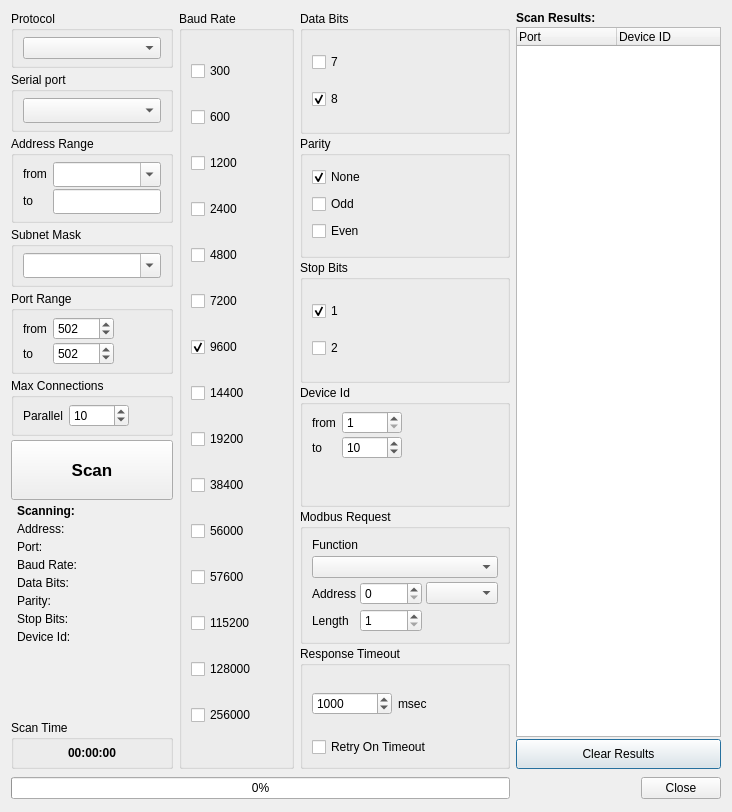
First picture: the form in src/dialogs/dialogmodbusscanner.ui, repository sanny32/OpenModScan, before the edit.
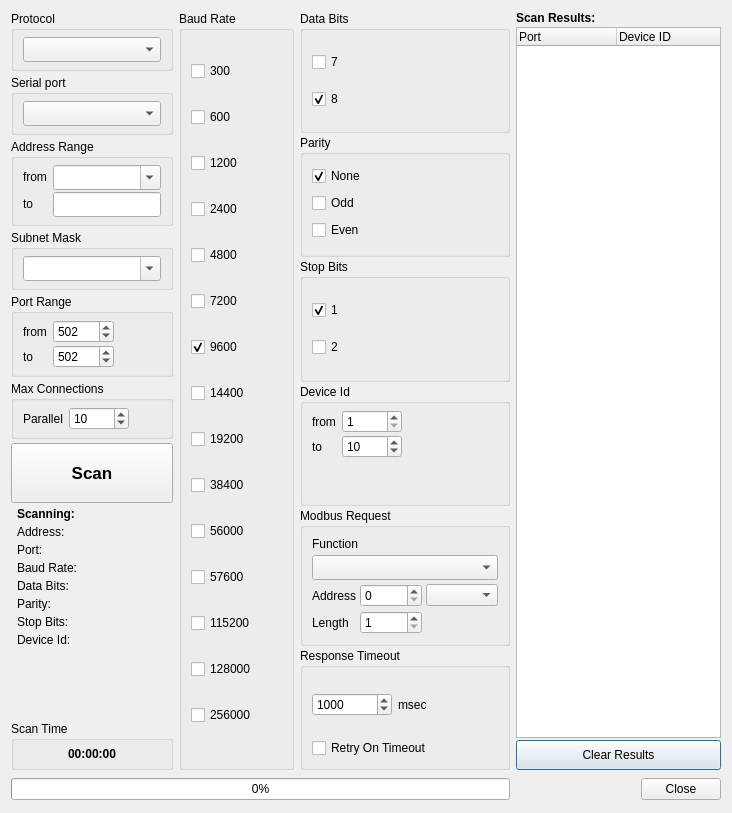
Second picture: the form after the edit. Icons and pictures are not drawn. Custom widgets are drawn as their Qt base class.

Commit message: Corrected some ui element sizes

```diff
--- a/src/dialogs/dialogmodbusscanner.ui
+++ b/src/dialogs/dialogmodbusscanner.ui
@@ -7,7 +7,7 @@
     <x>0</x>
     <y>0</y>
     <width>732</width>
-    <height>812</height>
+    <height>813</height>
    </rect>
   </property>
   <property name="windowTitle">
@@ -241,7 +241,14 @@
            </widget>
           </item>
           <item>
-           <widget class="FunctionCodeComboBox" name="comboBoxFunction"/>
+           <widget class="FunctionCodeComboBox" name="comboBoxFunction">
+            <property name="minimumSize">
+             <size>
+              <width>0</width>
+              <height>25</height>
+             </size>
+            </property>
+           </widget>
           </item>
           <item>
            <layout class="QFormLayout" name="formLayout_3">
@@ -659,7 +666,14 @@
            <number>6</number>
           </property>
           <item>
-           <widget class="ModbusProtocolsComboBox" name="comboBoxProtocols"/>
+           <widget class="ModbusProtocolsComboBox" name="comboBoxProtocols">
+            <property name="minimumSize">
+             <size>
+              <width>0</width>
+              <height>25</height>
+             </size>
+            </property>
+           </widget>
           </item>
          </layout>
         </widget>
```
Left out of the diff: 32 changed lines with no effect on the pictures.
